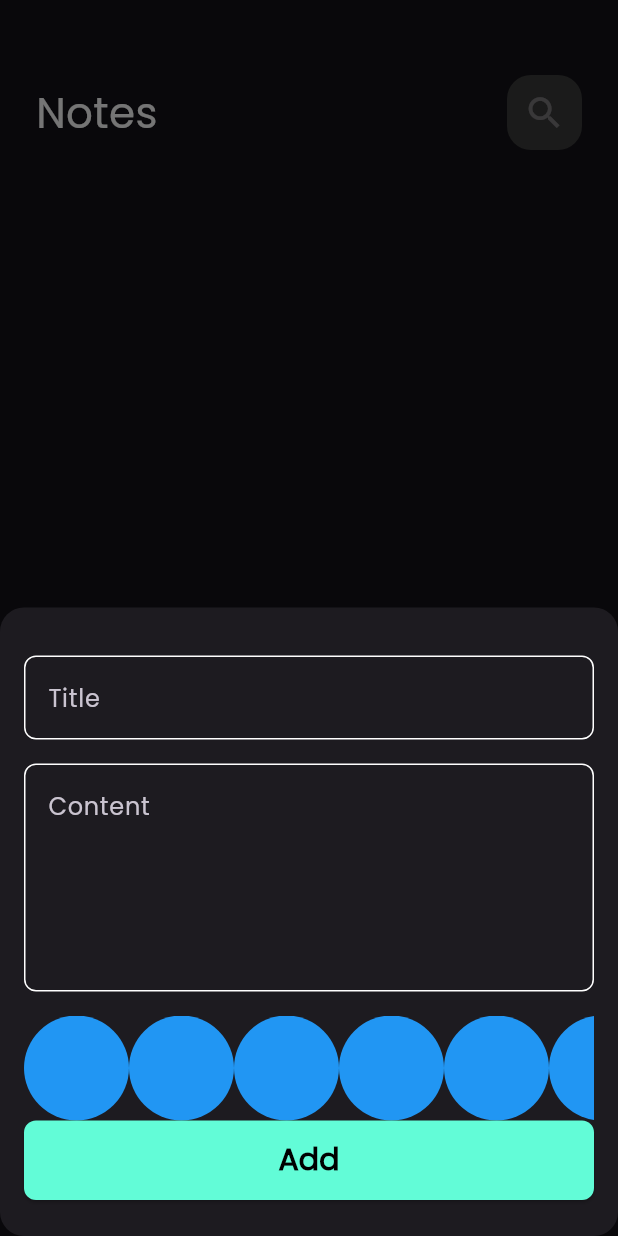
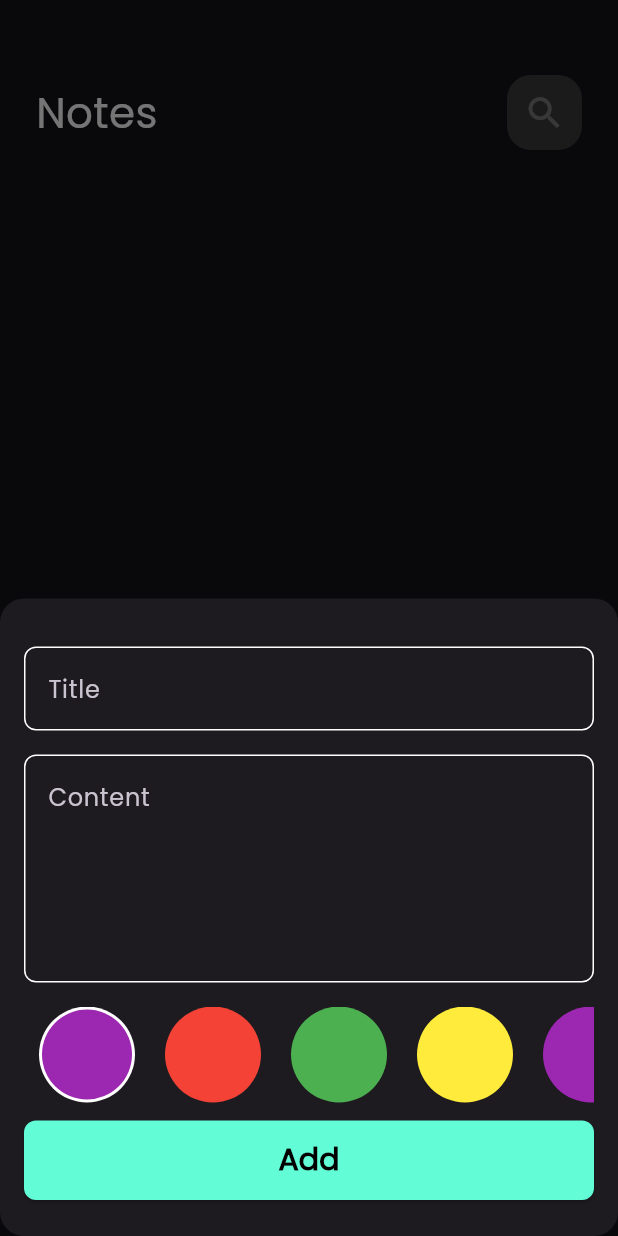
Before and after one commit to MohamedHussein20/Notes_App_Flutter, a Flutter app: the screen it shows after launch, after a tap on the "add" icon, on a phone screen of 412 x 824 dp. Run offline on Flutter 3.47's test engine with Material 3 defaults, Android fonts, the phone set to English and light mode, and no system bars; our stand-ins replace bloc, flutter_bloc, hive, hive_flutter; accounts and stored records are empty.

Commit message:
finish colors list view

```diff
--- a/lib/widgets/color_item.dart
+++ b/lib/widgets/color_item.dart
@@ -1,10 +1,17 @@
 import 'package:flutter/material.dart';
 
 class ColorItem extends StatelessWidget {
-  const ColorItem({super.key});
-
+  const ColorItem({super.key, required this.isActive, required this.color});
+  final bool isActive;
+  final Color color;
   @override
   Widget build(BuildContext context) {
-    return CircleAvatar(radius: 35, backgroundColor: Colors.blue);
+    return isActive
+        ? CircleAvatar(
+            radius: 38,
+            backgroundColor: Colors.white,
+            child: CircleAvatar(radius: 30, backgroundColor: color),
+          )
+        : CircleAvatar(radius: 38, backgroundColor: color);
   }
 }
--- a/lib/widgets/colors_listview.dart
+++ b/lib/widgets/colors_listview.dart
@@ -1,18 +1,45 @@
 import 'package:flutter/material.dart';
 import 'package:notes_app/widgets/color_item.dart';
 
-class ColorsListView extends StatelessWidget {
+class ColorsListView extends StatefulWidget {
   const ColorsListView({super.key});
 
   @override
+  State<ColorsListView> createState() => _ColorsListViewState();
+}
+
+class _ColorsListViewState extends State<ColorsListView> {
+  int currentIndex = 0;
+  List<Color> colors = const [
+    Colors.purple,
+    Colors.red,
+    Colors.green,
+    Colors.yellow,
+    Colors.purple,
+    Colors.orange,
+    Colors.cyan,
+    Colors.pink,
+    Colors.brown,
+    Colors.indigo,
+  ];
+  @override
   Widget build(BuildContext context) {
     return SizedBox(
-      height: 70,
+      height: 76,
       child: ListView.builder(
         scrollDirection: Axis.horizontal,
-        itemCount: 10,
+        itemCount: colors.length,
         itemBuilder: (context, index) {
-          return ColorItem();
+          return Padding(
+            padding: const EdgeInsets.only(left: 4.0, right: 4.0, bottom: 12.0),
+            child: GestureDetector(
+              onTap: () {
+                currentIndex = index;
+                setState(() {});
+              },
+              child: ColorItem(isActive: currentIndex == index, color: colors[index]),
+            ),
+          );
         },
       ),
     );
```
